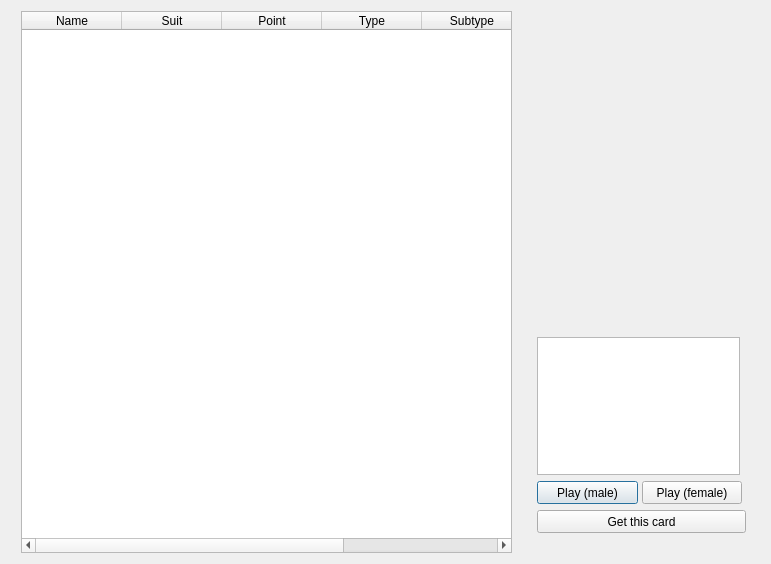
Old version of the form src/dialog/cardoverview.ui in the repository Mogara/QSanguosha.
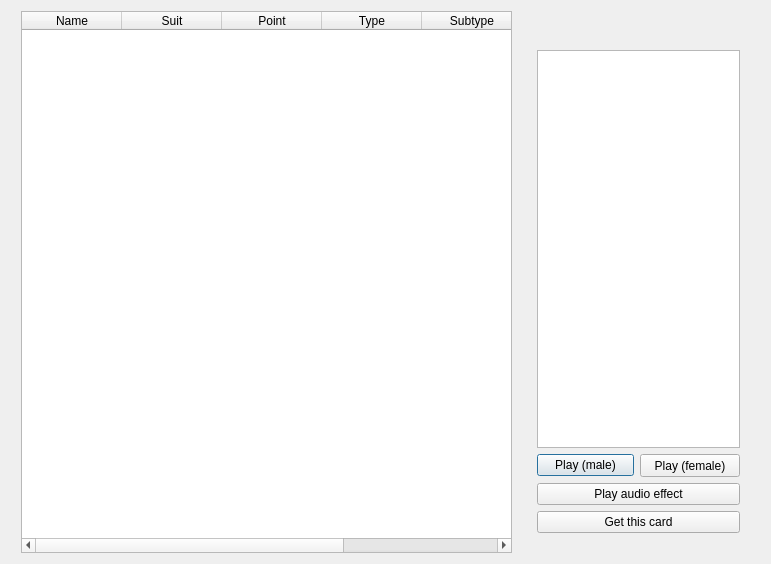
New version of the form.

Commit message: adjust the way to play audio effect of equipments (thanks for para)

The edit to the form file:
```diff
--- a/src/dialog/cardoverview.ui
+++ b/src/dialog/cardoverview.ui
@@ -67,7 +67,7 @@
     </widget>
    </item>
    <item>
-    <widget class="QFrame" name="">
+    <widget class="QFrame" name="frame">
      <property name="maximumSize">
       <size>
        <width>221</width>
@@ -79,12 +79,6 @@
        <layout class="QVBoxLayout" name="verticalLayout_2">
         <item>
          <widget class="QLabel" name="cardLabel">
-          <property name="minimumSize">
-           <size>
-            <width>211</width>
-            <height>301</height>
-           </size>
-          </property>
           <property name="maximumSize">
            <size>
             <width>217</width>
@@ -117,12 +111,6 @@
          <layout class="QHBoxLayout" name="horizontalLayout">
           <item>
            <widget class="QPushButton" name="malePlayButton">
-            <property name="minimumSize">
-             <size>
-              <width>101</width>
-              <height>23</height>
-             </size>
-            </property>
             <property name="maximumSize">
              <size>
               <width>105</width>
@@ -156,13 +144,14 @@
          </layout>
         </item>
         <item>
-         <widget class="QPushButton" name="getCardButton">
-          <property name="minimumSize">
-           <size>
-            <width>209</width>
-            <height>23</height>
-           </size>
-          </property>
+         <widget class="QPushButton" name="playAudioEffectButton">
+		   <property name="text">
+		     <string>Play audio effect</string>
+           </property>
+		 </widget>
+        </item>
+		<item>
+		 <widget class="QPushButton" name="getCardButton">
           <property name="maximumSize">
            <size>
             <width>217</width>
```
The commit also changes 24 other files.
